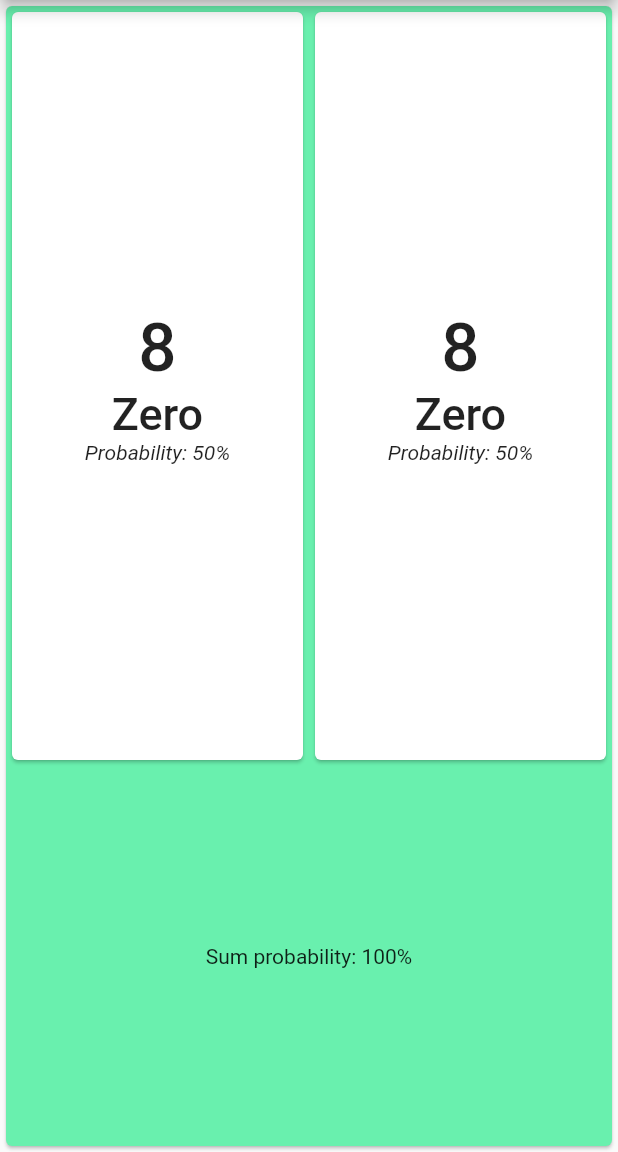
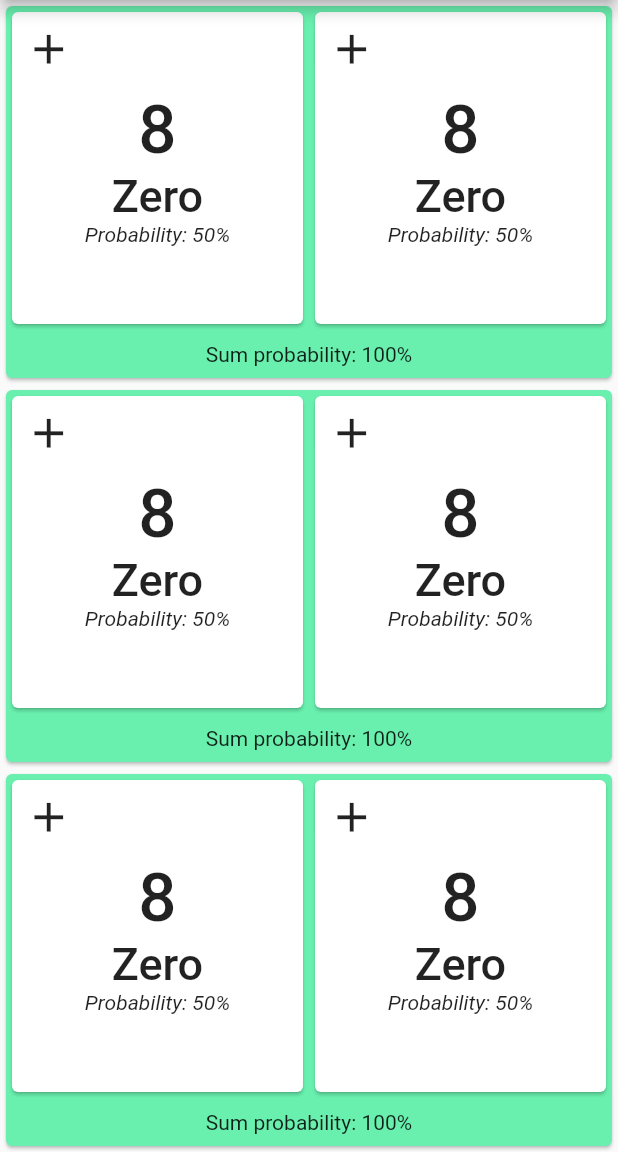
Before and after one commit to krdzo/got-battle, a Flutter app: the screen it shows after launch, on a phone screen of 412 x 824 dp, the part 84-1236 px from its top. Run offline on Flutter 3.47's test engine with Material 2 defaults, Android fonts, the phone set to English and light mode, and no system bars.

Commit message:
Add plus button in InfoCard widget

```diff
--- a/lib/main.dart
+++ b/lib/main.dart
@@ -38,34 +38,55 @@ class HomeScreen extends StatelessWidget {
   Widget build(BuildContext context) {
     return Scaffold(
       appBar: AppBar(title: const Text("Battle")),
-      body: Card(
-        color: Colors.greenAccent,
-        child: Column(
+      body: Column(
         children: [
-            Expanded(
-              flex: 2,
-                child: Row(
-                  children: [
-                    Expanded(child: AboutCard()),
-                    Expanded(child: AboutCard()),
+          Expanded(child: RowOfTwoCards()),
+          Expanded(child: RowOfTwoCards()),
+          Expanded(child: RowOfTwoCards()),
         ],
-                ),
-            ),
-            Expanded(
-              flex: 1,
-              child: Center(child: Text("Sum probability: 100%")),
-            )
-          ],
-        ),
       ),
     );
   }
 }
 
-/// Widget that shows a card name number of left cards and probabilty of drawing
-/// it next.
-class AboutCard extends StatelessWidget {
-  const AboutCard({
+/// Row that can display two cards if the card are related it will
+/// display a footer that has the sum of those two cards probabilitys.
+class RowOfTwoCards extends StatelessWidget {
+  const RowOfTwoCards({
+    Key? key,
+  }) : super(key: key);
+
+  @override
+  Widget build(BuildContext context) {
+
+    return Card(
+      color: Colors.greenAccent,
+      child: Column(
+        children: [
+          Expanded(
+            flex: 4,
+            child: Row(
+              children: [
+                Expanded(child: InfoCard()),
+                Expanded(child: InfoCard()),
+              ],
+            ),
+          ),
+           Padding(
+             padding: const EdgeInsets.all(8.0),
+             child: Center(child: Text("Sum probability: 100%")),
+           ),
+        ],
+      ),
+    );
+  }
+}
+
+/// Widget that shows information about a type of card.
+/// It shows a card name, number of left cards in the deck and
+/// it's probability to be drawn next be drawn next.
+class InfoCard extends StatelessWidget {
+  const InfoCard({
     Key? key,
   }) : super(key: key);
 
@@ -74,7 +95,10 @@ class AboutCard extends StatelessWidget {
     return Padding(
       padding: const EdgeInsets.all(0),
       child: Card(
-        child: Column(
+        child: Stack(
+          fit: StackFit.expand,
+          children: [
+            Column(
               mainAxisAlignment: MainAxisAlignment.center,
               children: [
                 Text(
@@ -99,6 +123,16 @@ class AboutCard extends StatelessWidget {
                 ),
               ],
             ),
+            Align(
+              alignment: Alignment.topLeft,
+              child: IconButton(
+                iconSize: 33,
+                icon: Icon(Icons.add),
+                onPressed: () => debugPrint("pritisnuto"),
+              ),
+            )
+          ],
+        ),
       ),
     );
   }
```
Lines whose indentation alone changed are shown as unchanged.
